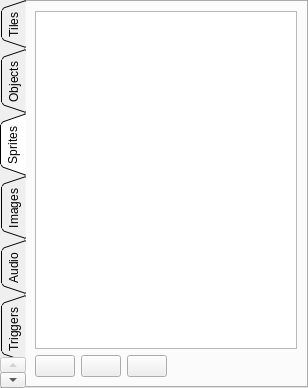
Old version of the form ResourceTab/ResourceTab.ui in the repository Preece/TGL.
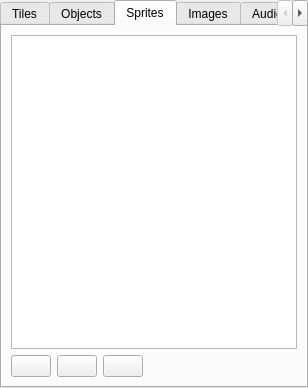
New version of the form. Icons and pictures are not drawn.

```diff
--- a/ResourceTab/ResourceTab.ui
+++ b/ResourceTab/ResourceTab.ui
@@ -11,7 +11,7 @@
    </rect>
   </property>
   <property name="sizePolicy">
-   <sizepolicy hsizetype="Minimum" vsizetype="Expanding">
+   <sizepolicy hsizetype="Preferred" vsizetype="Expanding">
     <horstretch>0</horstretch>
     <verstretch>0</verstretch>
    </sizepolicy>
@@ -32,10 +32,10 @@
    <string>TabWidget</string>
   </property>
   <property name="tabPosition">
-   <enum>QTabWidget::West</enum>
+   <enum>QTabWidget::North</enum>
   </property>
   <property name="tabShape">
-   <enum>QTabWidget::Triangular</enum>
+   <enum>QTabWidget::Rounded</enum>
   </property>
   <property name="currentIndex">
    <number>2</number>
```
